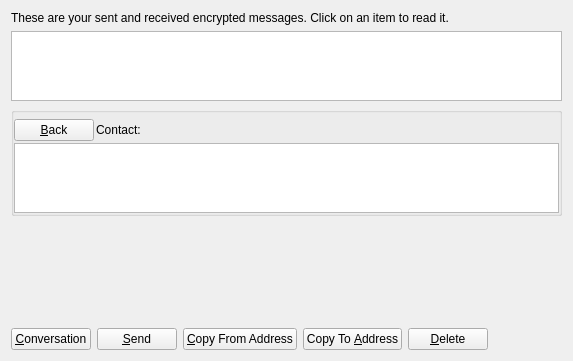
Old version of the form src/qt/forms/messagepage.ui in the repository OpalCoin/OpalCoin.
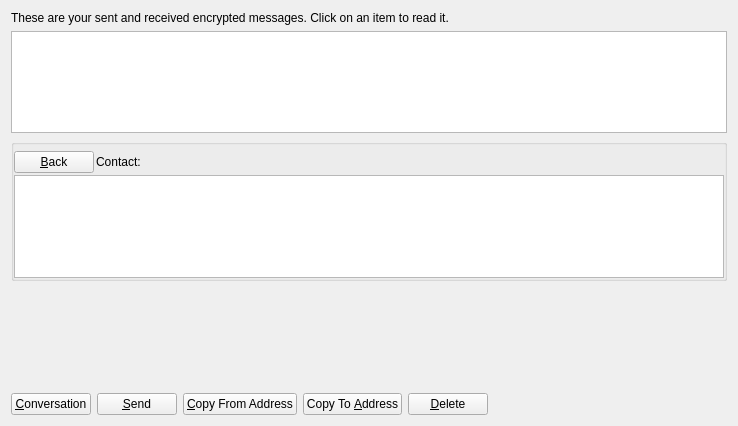
New version of the form. Icons and pictures are not drawn. Custom widgets are drawn as their Qt base class.

```diff
--- a/src/qt/forms/messagepage.ui
+++ b/src/qt/forms/messagepage.ui
@@ -6,8 +6,8 @@
    <rect>
     <x>0</x>
     <y>0</y>
-    <width>573</width>
-    <height>342</height>
+    <width>738</width>
+    <height>426</height>
    </rect>
   </property>
   <property name="windowTitle">
```
Left out of the diff: 3 changed lines with no effect on the pictures.
